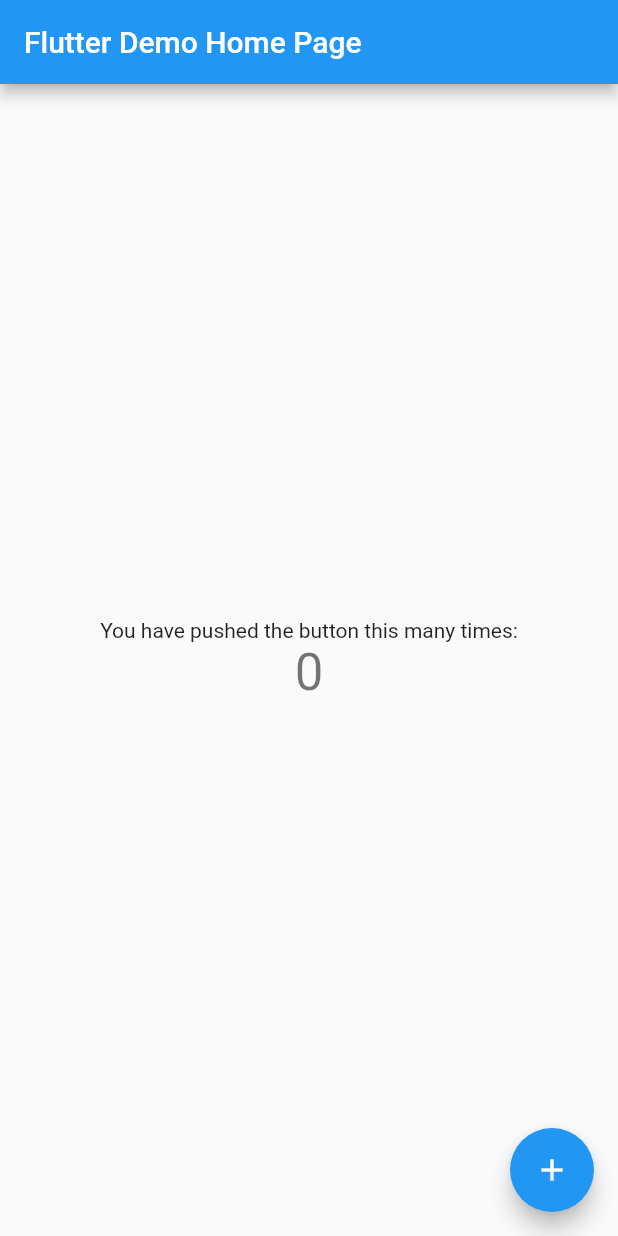
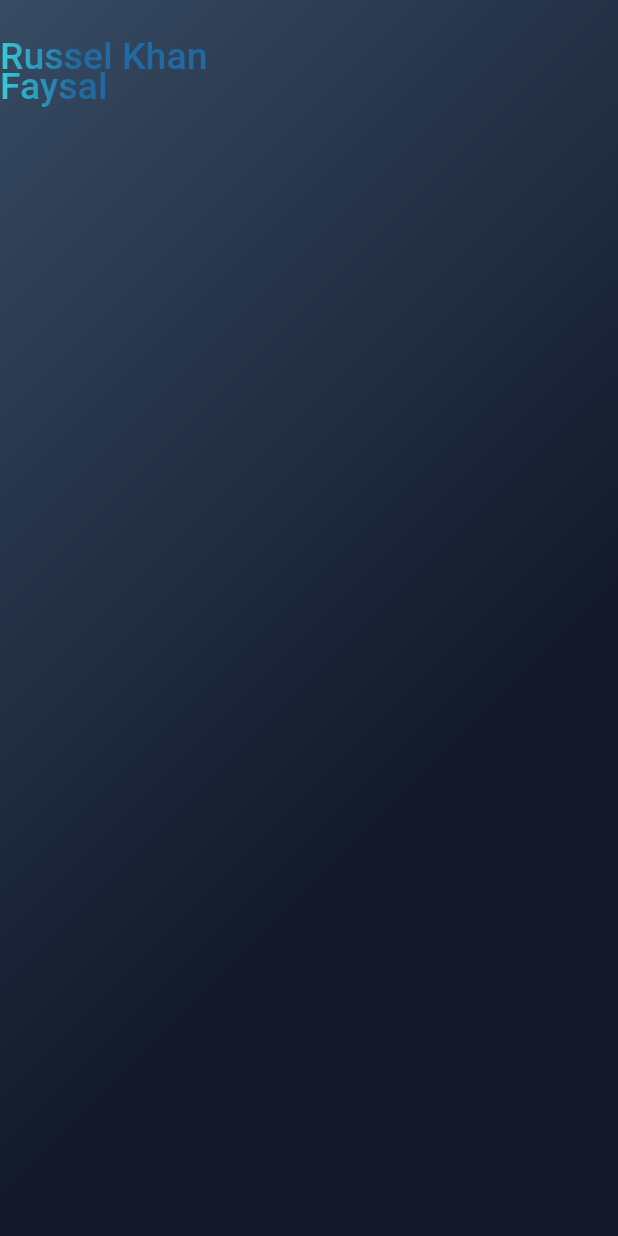
Before and after one commit to raselkhan9560/trix_flutter, a Flutter app: the screen it shows after launch, on a phone screen of 412 x 824 dp. Run offline on Flutter 3.47's test engine with Material 2 defaults, Android fonts, the light colour scheme and no system bars.

Commit message:
homepage create

```diff
--- a/lib/main.dart
+++ b/lib/main.dart
@@ -1,4 +1,5 @@
 import 'package:flutter/material.dart';
+import 'package:trix_flutter/view/home.dart';
 
 void main() {
   runApp(MyApp());
@@ -10,104 +11,11 @@
   Widget build(BuildContext context) {
     return MaterialApp(
       title: 'Flutter Demo',
+      debugShowCheckedModeBanner: false,
       theme: ThemeData(
-        // This is the theme of your application.
-        //
-        // Try running your application with "flutter run". You'll see the
-        // application has a blue toolbar. Then, without quitting the app, try
-        // changing the primarySwatch below to Colors.green and then invoke
-        // "hot reload" (press "r" in the console where you ran "flutter run",
-        // or simply save your changes to "hot reload" in a Flutter IDE).
-        // Notice that the counter didn't reset back to zero; the application
-        // is not restarted.
         primarySwatch: Colors.blue,
       ),
-      home: MyHomePage(title: 'Flutter Demo Home Page'),
+      home: HomePage(),
     );
   }
 }
-
-class MyHomePage extends StatefulWidget {
-  MyHomePage({Key key, this.title}) : super(key: key);
-
-  // This widget is the home page of your application. It is stateful, meaning
-  // that it has a State object (defined below) that contains fields that affect
-  // how it looks.
-
-  // This class is the configuration for the state. It holds the values (in this
-  // case the title) provided by the parent (in this case the App widget) and
-  // used by the build method of the State. Fields in a Widget subclass are
-  // always marked "final".
-
-  final String title;
-
-  @override
-  _MyHomePageState createState() => _MyHomePageState();
-}
-
-class _MyHomePageState extends State<MyHomePage> {
-  int _counter = 0;
-
-  void _incrementCounter() {
-    setState(() {
-      // This call to setState tells the Flutter framework that something has
-      // changed in this State, which causes it to rerun the build method below
-      // so that the display can reflect the updated values. If we changed
-      // _counter without calling setState(), then the build method would not be
-      // called again, and so nothing would appear to happen.
-      _counter++;
-    });
-  }
-
-  @override
-  Widget build(BuildContext context) {
-    // This method is rerun every time setState is called, for instance as done
-    // by the _incrementCounter method above.
-    //
-    // The Flutter framework has been optimized to make rerunning build methods
-    // fast, so that you can just rebuild anything that needs updating rather
-    // than having to individually change instances of widgets.
-    return Scaffold(
-      appBar: AppBar(
-        // Here we take the value from the MyHomePage object that was created by
-        // the App.build method, and use it to set our appbar title.
-        title: Text(widget.title),
-      ),
-      body: Center(
-        // Center is a layout widget. It takes a single child and positions it
-        // in the middle of the parent.
-        child: Column(
-          // Column is also a layout widget. It takes a list of children and
-          // arranges them vertically. By default, it sizes itself to fit its
-          // children horizontally, and tries to be as tall as its parent.
-          //
-          // Invoke "debug painting" (press "p" in the console, choose the
-          // "Toggle Debug Paint" action from the Flutter Inspector in Android
-          // Studio, or the "Toggle Debug Paint" command in Visual Studio Code)
-          // to see the wireframe for each widget.
-          //
-          // Column has various properties to control how it sizes itself and
-          // how it positions its children. Here we use mainAxisAlignment to
-          // center the children vertically; the main axis here is the vertical
-          // axis because Columns are vertical (the cross axis would be
-          // horizontal).
-          mainAxisAlignment: MainAxisAlignment.center,
-          children: <Widget>[
-            Text(
-              'You have pushed the button this many times:',
-            ),
-            Text(
-              '$_counter',
-              style: Theme.of(context).textTheme.headline4,
-            ),
-          ],
-        ),
-      ),
-      floatingActionButton: FloatingActionButton(
-        onPressed: _incrementCounter,
-        tooltip: 'Increment',
-        child: Icon(Icons.add),
-      ), // This trailing comma makes auto-formatting nicer for build methods.
-    );
-  }
-}
--- /dev/null
+++ b/lib/view/home.dart
@@ -0,0 +1,45 @@
+import 'package:flutter/material.dart';
+
+class HomePage extends StatefulWidget {
+  HomePage({Key key}) : super(key: key);
+
+  @override
+  _HomePageState createState() => _HomePageState();
+}
+
+class _HomePageState extends State<HomePage> {
+  final Shader linearGradient = LinearGradient(
+    colors: <Color>[Color(0xff38cbd7), Color(0xff1e6aa1)],
+  ).createShader(Rect.fromLTWH(0.0, 0.0, 50.0, 30.0));
+
+  @override
+  Widget build(BuildContext context) {
+    return Scaffold(
+        body: Container(
+      padding: EdgeInsets.only(top: 30),
+      alignment: Alignment.centerLeft,
+      decoration: BoxDecoration(
+          gradient: LinearGradient(
+        colors: [
+          const Color(0xFF374B63),
+          const Color(0xFF121829),
+        ],
+        begin: FractionalOffset(0.0, 0.0),
+        stops: [0.0, 1.0],
+      )),
+      child: Column(
+        crossAxisAlignment: CrossAxisAlignment.start,
+        children: [
+          Text(
+            'Russel Khan\nFaysal',
+            style: TextStyle(
+                fontSize: 25,
+                height: .8,
+                fontWeight: FontWeight.w500,
+                foreground: Paint()..shader = linearGradient),
+          ),
+        ],
+      ),
+    ));
+  }
+}
```
Also changed, not shown: 1 other file.
